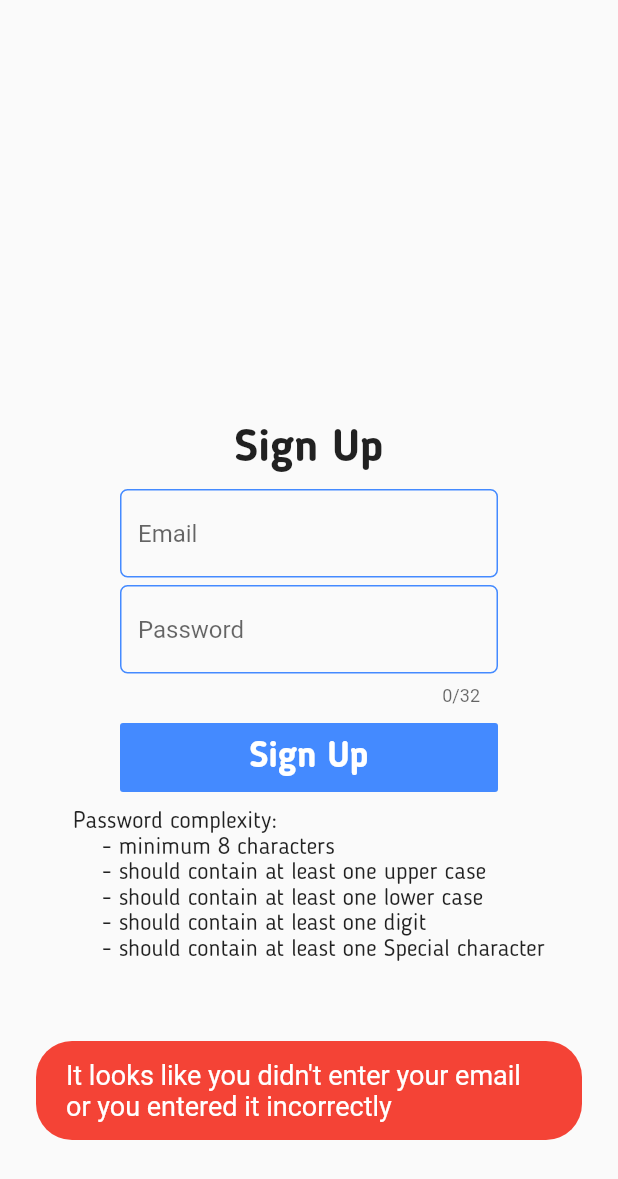
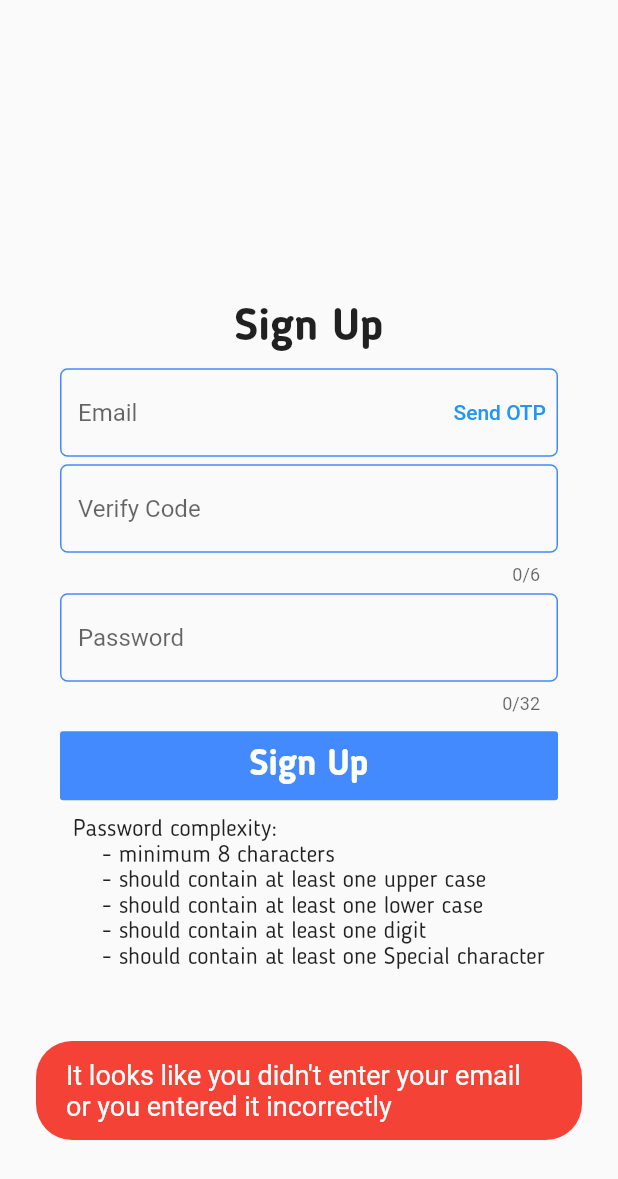
Before and after one commit to danredtmf/ViVid, a Flutter app: the SignUpScreen screen opened by its route, after a tap on "Sign Up", on a phone screen of 412 x 824 dp. Shown: the top 1179 px of the screen. Run offline on Flutter 3.47's test engine with Material 2 defaults, Android fonts, the phone set to English and light mode, and no system bars; our stand-ins replace cloud_firestore, firebase_auth, firebase_core, fluttertoast, google_sign_in; missing offline and left inert: email_auth; accounts and stored records are empty.

Commit message:
Подтверждение электронной почты, удаление старого кода, небольшие изменения в интерфейсе

```diff
--- a/lib/components/ui/screens/sign_up_screen.dart
+++ b/lib/components/ui/screens/sign_up_screen.dart
@@ -1,7 +1,9 @@
+import 'package:email_auth/email_auth.dart';
 import 'package:firebase_auth/firebase_auth.dart';
 import 'package:flutter/material.dart';
 import 'package:fluttertoast/fluttertoast.dart';
-//import 'package:shared_preferences/shared_preferences.dart';
+
+final FirebaseAuth _auth = FirebaseAuth.instance;
 
 class SignUpScreen extends StatefulWidget {
   SignUpScreen({Key key}) : super(key: key);
@@ -12,7 +14,9 @@ class SignUpScreen extends StatefulWidget {
 
 class _SignUpScreenState extends State<SignUpScreen> {
   final TextEditingController _emailController = TextEditingController();
+  final TextEditingController _otpController = TextEditingController();
   final TextEditingController _passwordController = TextEditingController();
+  bool otpIsValid = false;
 
   void _register() async {
     bool emailValid = RegExp(
@@ -23,15 +27,14 @@ class _SignUpScreenState extends State<SignUpScreen> {
         .hasMatch(_passwordController.text);
     if (emailValid & passwordValid) {
       try {
-        UserCredential userCredential = await FirebaseAuth.instance
-            .createUserWithEmailAndPassword(
-                email: _emailController.text,
-                password: _passwordController.text);
-        setState(() {
-          Navigator.of(context)
-              .pushNamedAndRemoveUntil('/enter_nickname', (route) => false);
-          //_saveRoute();
-        });
+        if (otpIsValid) {
+          UserCredential userCredential = await FirebaseAuth.instance
+          .createUserWithEmailAndPassword(
+            email: _emailController.text,
+            password: _passwordController.text).then((_) {
+              Navigator.of(context)
+              .pushNamedAndRemoveUntil('/main', (route) => false);
+            });
         Fluttertoast.showToast(
             msg: "Registration completed",
             toastLength: Toast.LENGTH_SHORT,
@@ -40,6 +43,7 @@ class _SignUpScreenState extends State<SignUpScreen> {
             backgroundColor: Colors.green,
             textColor: Colors.white,
             fontSize: 18);
+        }
       } on FirebaseAuthException catch (e) {
         if (e.code == 'weak-password') {
           print('The password provided is too weak.');
@@ -87,12 +91,57 @@ class _SignUpScreenState extends State<SignUpScreen> {
     }
   }
 
-  //_saveRoute() async {
-  //  SharedPreferences prefs = await SharedPreferences.getInstance();
-  //  String route = '/enter_nickname';
-  //  await prefs.setString('save_route', route);
-  //  print('Route save!');
-  //}
+  void sendOTP() async {
+    EmailAuth.sessionName = "ViVid";
+    var res = await EmailAuth.sendOtp(receiverMail: _emailController.text);
+    if (res) {
+      print("OTP Sent");
+      Fluttertoast.showToast(
+        msg: "OTP code sent to the mail",
+        toastLength: Toast.LENGTH_SHORT,
+        gravity: ToastGravity.BOTTOM,
+        timeInSecForIosWeb: 1,
+        backgroundColor: Colors.yellow,
+        textColor: Colors.black,
+        fontSize: 18);
+    } else {
+      print("We could not sent the OTP");
+      Fluttertoast.showToast(
+        msg: "We could not sent the OTP",
+        toastLength: Toast.LENGTH_SHORT,
+        gravity: ToastGravity.BOTTOM,
+        timeInSecForIosWeb: 1,
+        backgroundColor: Colors.red,
+        textColor: Colors.white,
+        fontSize: 18);
+    }
+  }
+
+  void verifyOTP() async {
+    var res = EmailAuth.validate(receiverMail: _emailController.text, userOTP: _otpController.text);
+    if (res) {
+      print("OTP Verified");
+      Fluttertoast.showToast(
+        msg: "OTP Verified",
+        toastLength: Toast.LENGTH_SHORT,
+        gravity: ToastGravity.BOTTOM,
+        timeInSecForIosWeb: 1,
+        backgroundColor: Colors.green,
+        textColor: Colors.white,
+        fontSize: 18);
+        otpIsValid = true;
+    } else {
+      print("Invalid OTP");
+      Fluttertoast.showToast(
+        msg: "Invalid OTP",
+        toastLength: Toast.LENGTH_SHORT,
+        gravity: ToastGravity.BOTTOM,
+        timeInSecForIosWeb: 1,
+        backgroundColor: Colors.red,
+        textColor: Colors.white,
+        fontSize: 18);
+    }
+  }
 
   @override
   void initState() {
@@ -101,6 +150,7 @@ class _SignUpScreenState extends State<SignUpScreen> {
 
   @override
   void dispose() {
+    otpIsValid = false;
     _emailController.dispose();
     _passwordController.dispose();
     super.dispose();
@@ -110,13 +160,13 @@ class _SignUpScreenState extends State<SignUpScreen> {
   Widget build(BuildContext context) {
     return Scaffold(
       body: Container(
-        margin: EdgeInsets.only(top: 100),
+        margin: EdgeInsets.only(top: 25),
         child: Column(
           mainAxisAlignment: MainAxisAlignment.center,
           children: [
             Center(
               child: Container(
-                margin: EdgeInsets.symmetric(horizontal: 80),
+                margin: EdgeInsets.symmetric(horizontal: 40),
                 child: Column(
                   mainAxisAlignment: MainAxisAlignment.center,
                   crossAxisAlignment: CrossAxisAlignment.stretch,
@@ -133,8 +183,29 @@ class _SignUpScreenState extends State<SignUpScreen> {
                     TextField(
                       controller: _emailController,
                       keyboardType: TextInputType.emailAddress,
-                      decoration: const InputDecoration(
+                      decoration: InputDecoration(
                         hintText: 'Email',
+                        enabledBorder: OutlineInputBorder(
+                            borderSide: BorderSide(color: Colors.blueAccent),
+                            borderRadius: BorderRadius.all(Radius.circular(5))),
+                        focusedBorder: OutlineInputBorder(
+                            borderSide:
+                                BorderSide(color: Colors.blueAccent, width: 2),
+                            borderRadius: BorderRadius.all(Radius.circular(5))),
+                        suffixIcon: TextButton(
+                          child: Text('Send OTP'),
+                          onPressed: () => sendOTP(),
+                        ),
+                      ),
+                    ),
+                    SizedBox(height: 5),
+                    TextField(
+                      controller: _otpController,
+                      keyboardType: TextInputType.number,
+                      maxLength: 6,
+                      maxLengthEnforced: true,
+                      decoration: InputDecoration(
+                        hintText: 'Verify Code',
                         enabledBorder: OutlineInputBorder(
                             borderSide: BorderSide(color: Colors.blueAccent),
                             borderRadius: BorderRadius.all(Radius.circular(5))),
@@ -165,7 +236,8 @@ class _SignUpScreenState extends State<SignUpScreen> {
                     SizedBox(height: 10),
                     FlatButton(
                       color: Colors.blueAccent,
-                      onPressed: () async {
+                      onPressed: () {
+                        verifyOTP();
                         _register();
                       },
                       child: Container(
--- a/pubspec.yaml
+++ b/pubspec.yaml
@@ -25,6 +25,7 @@ dependencies:
     sdk: flutter
   cloud_firestore: ^0.16.0
   cupertino_icons: ^1.0.0
+  email_auth: ^0.0.1+2
   firebase_auth: ^0.20.0+1
   firebase_core: ^0.7.0
   firebase_database: ^6.0.0
@@ -32,7 +33,7 @@ dependencies:
   flutter_rename_app: ^1.0.0
   fluttertoast: ^7.1.6
   google_sign_in: ^4.5.9
-  provider: ^4.3.3
+  #provider: ^4.3.3
   shared_preferences: ^0.5.12+4
   url_launcher: ^5.7.10
 
```
Also changed, not shown: lib/components/ui/screens/enter_nickname.dart (+1 -11 lines), lib/components/ui/screens/login_screen.dart (+87 -17 lines), lib/components/ui/screens/main_screen.dart (+4 -3 lines).
